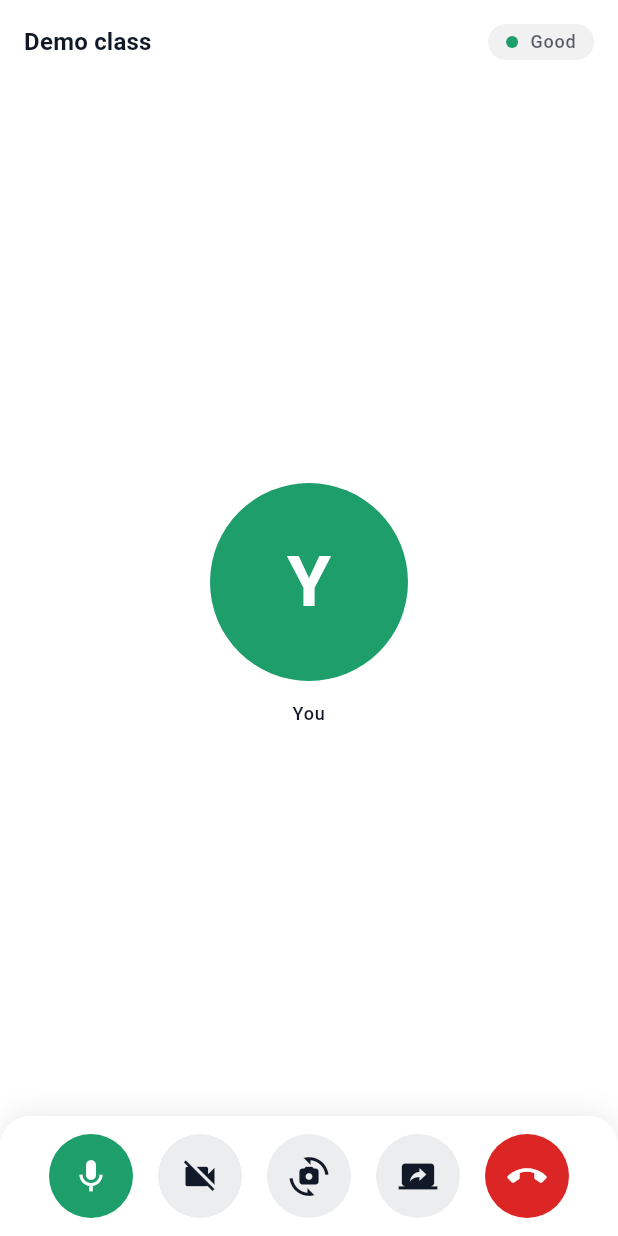
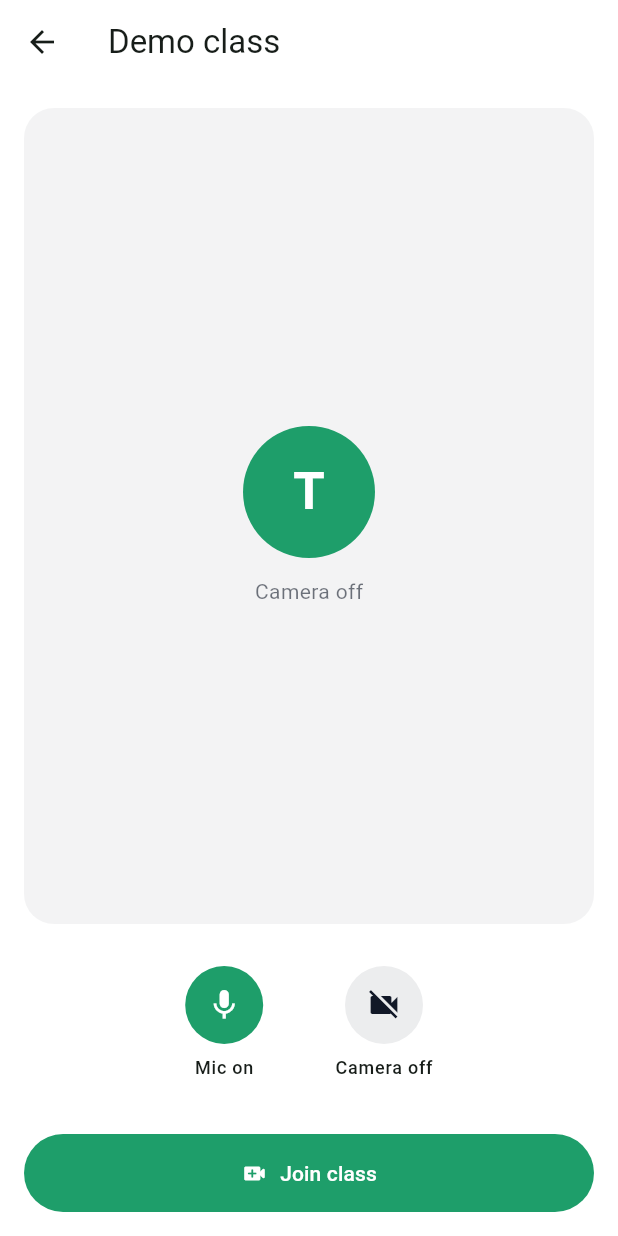
Before and after one commit to Technest-Tech/acadmyq-lms, a Flutter app: the screen it shows after launch, after a tap on "Enter demo room", on a phone screen of 412 x 824 dp. Run offline on Flutter 3.47's test engine with Material 3 defaults, Android fonts, the phone set to English and light mode, and no system bars; our stand-ins replace connectivity_plus, flutter_riverpod, permission_handler; missing offline and left inert: livekit_client.

Commit message:
feat(mobile): lobby pre-flight (Phase 3c-ii)
Device + network pre-flight before joining, so problems are fixed before the
class, not mid-lesson (04-FLUTTER-CLIENT §4).

- Testable gateways: PermissionGateway (permission_handler) and
  ConnectivityGateway (connectivity_plus v7), behind abstractions so the lobby
  logic runs against fakes with no platform channels.
- LobbyController: mic/camera intent + permission/online state. Join gate —
  microphone is mandatory (audio is sacred, V-AUD-1), camera optional, network
  required; permanently-denied mic surfaces a blocked state with Open Settings.
- LobbyScreen: preview card (camera-off avatar / camera-preview placeholder
  seam), mic/cam toggles, permission CTA, offline notice, gated Join. Carries
  the device choice into RoomScreen (new initialMic/CameraEnabled). Landing now
  routes landing -> lobby -> room.
- Deps: permission_handler 12.0.3, connectivity_plus 7.2.0.

flutter analyze clean; flutter test 26/26 green (+10: lobby controller + screen,
incl. RTL; V-ARCH-1 guard still green). Real preview/prompts/reachability are
verified on a device in 3c-iii.

Co-Authored-By: Claude Opus 4.8 (1M context) <noreply@anthropic.com>

```diff
--- a/apps/mobile/lib/app.dart
+++ b/apps/mobile/lib/app.dart
@@ -2,7 +2,7 @@ import 'package:flutter/material.dart';
 
 import 'core/design_system/tokens.dart';
 import 'core/media/media_models.dart';
-import 'features/room/presentation/room_screen.dart';
+import 'features/lobby/presentation/lobby_screen.dart';
 
 /// Root of the AcademIQ video client. Mobile-first, Arabic/RTL-ready, light + dark.
 class AcademiqVideoApp extends StatelessWidget {
@@ -49,7 +49,7 @@ class _DevLanding extends StatelessWidget {
             FilledButton.icon(
               onPressed: () => Navigator.of(context).push(
                 MaterialPageRoute<void>(
-                  builder: (_) => const RoomScreen(
+                  builder: (_) => const LobbyScreen(
                     credentials: RoomCredentials(
                       url: 'wss://media.dev',
                       token: 'dev-token',
--- a/apps/mobile/lib/core/di/providers.dart
+++ b/apps/mobile/lib/core/di/providers.dart
@@ -2,6 +2,9 @@ import 'package:flutter_riverpod/flutter_riverpod.dart';
 
 import '../media/livekit/livekit_media_session.dart';
 import '../media/media_session.dart';
+import '../../features/lobby/application/lobby_controller.dart';
+import '../../features/lobby/data/connectivity_gateway.dart';
+import '../../features/lobby/data/permission_gateway.dart';
 import '../../features/room/application/room_controller.dart';
 
 /// Composition root (Riverpod).
@@ -25,3 +28,24 @@ final Provider<RoomController> roomControllerProvider = Provider<RoomController>
   ref.onDispose(controller.dispose);
   return controller;
 });
+
+// ── Lobby pre-flight ──────────────────────────────────────────────────────────
+
+/// Device-permission surface (overridden with a fake in tests).
+final Provider<PermissionGateway> permissionGatewayProvider =
+    Provider<PermissionGateway>((Ref ref) => const PlatformPermissionGateway());
+
+/// Coarse online/offline surface (overridden with a fake in tests).
+final Provider<ConnectivityGateway> connectivityGatewayProvider =
+    Provider<ConnectivityGateway>((Ref ref) => PlatformConnectivityGateway());
+
+/// One fresh [LobbyController] per lobby visit (auto-disposed on leave) so it re-checks devices and
+/// connectivity each time the user enters the pre-flight.
+final lobbyControllerProvider = Provider.autoDispose<LobbyController>((Ref ref) {
+  final LobbyController controller = LobbyController(
+    ref.watch(permissionGatewayProvider),
+    ref.watch(connectivityGatewayProvider),
+  );
+  ref.onDispose(controller.dispose);
+  return controller;
+});
--- /dev/null
+++ b/apps/mobile/lib/features/lobby/application/lobby_controller.dart
@@ -0,0 +1,91 @@
+import 'dart:async';
+
+import 'package:flutter/foundation.dart';
+
+import '../data/connectivity_gateway.dart';
+import '../data/permission_gateway.dart';
+
+/// Drives the lobby pre-flight: device permissions, the mic/camera intent the user will carry into
+/// the room, and a coarse connectivity check — so problems are fixed *before* joining, not mid-class
+/// (docs/video-platform/04-FLUTTER-CLIENT §4).
+///
+/// Audio is sacred (V-AUD-1): the microphone permission is required to join; the camera is optional.
+class LobbyController extends ChangeNotifier {
+  LobbyController(this._permissions, this._connectivity) {
+    unawaited(_init());
+  }
+
+  final PermissionGateway _permissions;
+  final ConnectivityGateway _connectivity;
+  StreamSubscription<bool>? _onlineSub;
+
+  bool _micEnabled = true; // audio-first default
+  bool _cameraEnabled = false;
+  PermissionState _micPermission = PermissionState.denied;
+  PermissionState _cameraPermission = PermissionState.denied;
+  bool _online = true;
+  bool _checking = true;
+
+  bool get micEnabled => _micEnabled;
+  bool get cameraEnabled => _cameraEnabled;
+  PermissionState get micPermission => _micPermission;
+  PermissionState get cameraPermission => _cameraPermission;
+  bool get online => _online;
+  bool get checking => _checking;
+
+  /// The microphone is mandatory (audio is sacred); the camera is not. Joining also requires a
+  /// network.
+  bool get canJoin =>
+      _micPermission == PermissionState.granted && _online && !_checking;
+
+  /// True once the user must be sent to OS settings to grant a permanently-denied mic.
+  bool get micBlocked => _micPermission == PermissionState.permanentlyDenied;
+
+  Future<void> _init() async {
+    _micPermission = await _permissions.status(DevicePermission.microphone);
+    _cameraPermission = await _permissions.status(DevicePermission.camera);
+    _online = await _connectivity.isOnline();
+    _onlineSub = _connectivity.onlineStream.listen((bool value) {
+      _online = value;
+      notifyListeners();
+    });
+    _checking = false;
+    notifyListeners();
+  }
+
+  /// Ask for the microphone (always) and the camera (only if the user wants it on).
+  Future<void> requestPermissions() async {
+    _micPermission = await _permissions.request(DevicePermission.microphone);
+    if (_cameraEnabled) {
+      _cameraPermission = await _permissions.request(DevicePermission.camera);
+    }
+    notifyListeners();
+  }
+
+  void toggleMic() {
+    _micEnabled = !_micEnabled;
+    notifyListeners();
+  }
+
+  /// Turning the camera on requests its permission first; if denied, the camera stays off.
+  Future<void> toggleCamera() async {
+    final bool next = !_cameraEnabled;
+    if (next && _cameraPermission != PermissionState.granted) {
+      _cameraPermission = await _permissions.request(DevicePermission.camera);
+      if (_cameraPermission != PermissionState.granted) {
+        notifyListeners();
+        return;
+      }
+    }
+    _cameraEnabled = next;
+    notifyListeners();
+  }
+
+  Future<void> openSettings() => _permissions.openSettings();
+
+  @override
+  void dispose() {
+    _onlineSub?.cancel();
+    super.dispose();
+  }
+}
--- /dev/null
+++ b/apps/mobile/lib/features/lobby/data/permission_gateway.dart
@@ -0,0 +1,47 @@
+import 'package:permission_handler/permission_handler.dart';
+
+/// The device permissions the lobby cares about. Audio is sacred (V-AUD-1): the microphone is
+/// required to join; the camera is optional.
+enum DevicePermission { microphone, camera }
+
+/// Our small permission state, decoupled from the plugin so the lobby logic is testable with a fake.
+enum PermissionState { granted, denied, permanentlyDenied }
+
+/// Engine-agnostic permission surface. The lobby depends on this, not on `permission_handler`, so its
+/// logic can be exercised with a fake (no platform channels in tests).
+abstract interface class PermissionGateway {
+  Future<PermissionState> status(DevicePermission permission);
+  Future<PermissionState> request(DevicePermission permission);
+
+  /// Open the OS app-settings page (used when a permission is permanently denied).
+  Future<void> openSettings();
+}
+
+/// Real implementation backed by `permission_handler`.
+class PlatformPermissionGateway implements PermissionGateway {
+  const PlatformPermissionGateway();
+
+  Permission _permission(DevicePermission permission) => switch (permission) {
+        DevicePermission.microphone => Permission.microphone,
+        DevicePermission.camera => Permission.camera,
+      };
+
+  PermissionState _state(PermissionStatus status) {
+    if (status.isGranted) return PermissionState.granted;
+    if (status.isPermanentlyDenied || status.isRestricted) {
+      return PermissionState.permanentlyDenied;
+    }
+    return PermissionState.denied;
+  }
+
+  @override
+  Future<PermissionState> status(DevicePermission permission) async =>
+      _state(await _permission(permission).status);
+
+  @override
+  Future<PermissionState> request(DevicePermission permission) async =>
+      _state(await _permission(permission).request());
+
+  @override
+  Future<void> openSettings() => openAppSettings();
+}
--- /dev/null
+++ b/apps/mobile/lib/features/lobby/presentation/lobby_screen.dart
@@ -0,0 +1,312 @@
+import 'package:flutter/material.dart';
+import 'package:flutter_riverpod/flutter_riverpod.dart';
+
+import '../../../core/design_system/tokens.dart';
+import '../../../core/di/providers.dart';
+import '../../../core/media/media_models.dart';
+import '../../room/presentation/room_screen.dart';
+import '../application/lobby_controller.dart';
+import '../data/permission_gateway.dart';
+
+/// The pre-flight before a class: set mic/camera, grant permissions, confirm you're online — so the
+/// user fixes problems here, not mid-lesson (docs/video-platform/04-FLUTTER-CLIENT §4).
+class LobbyScreen extends ConsumerWidget {
+  const LobbyScreen({super.key, required this.credentials, this.roomTitle});
+
+  final RoomCredentials credentials;
+  final String? roomTitle;
+
+  @override
+  Widget build(BuildContext context, WidgetRef ref) {
+    final LobbyController controller = ref.watch(lobbyControllerProvider);
+    final AppColors colors = context.colors;
+
+    return Scaffold(
+      backgroundColor: colors.surface,
+      appBar: AppBar(
+        backgroundColor: Colors.transparent,
+        title: Text(roomTitle ?? credentials.roomName),
+      ),
+      body: SafeArea(
+        child: ListenableBuilder(
+          listenable: controller,
+          builder: (BuildContext context, _) {
+            return Padding(
+              padding: const EdgeInsets.all(AppSpacing.lg),
+              child: Column(
+                children: <Widget>[
+                  Expanded(
+                    child: _Preview(
+                      controller: controller,
+                      identity: credentials.identity,
+                    ),
+                  ),
+                  const SizedBox(height: AppSpacing.lg),
+                  _DeviceToggles(controller: controller),
+                  const SizedBox(height: AppSpacing.lg),
+                  _StatusAndJoin(
+                    controller: controller,
+                    onJoin: () => _join(context, ref, controller),
+                  ),
+                ],
+              ),
+            );
+          },
+        ),
+      ),
+    );
+  }
+
+  void _join(BuildContext context, WidgetRef ref, LobbyController controller) {
+    Navigator.of(context).push(
+      MaterialPageRoute<void>(
+        builder: (_) => RoomScreen(
+          credentials: credentials,
+          roomTitle: roomTitle,
+          initialMicEnabled: controller.micEnabled,
+          initialCameraEnabled: controller.cameraEnabled,
+        ),
+      ),
+    );
+  }
+}
+
+class _Preview extends StatelessWidget {
+  const _Preview({required this.controller, required this.identity});
+
+  final LobbyController controller;
+  final String identity;
+
+  @override
+  Widget build(BuildContext context) {
+    final AppColors colors = context.colors;
+    final bool showCamera = controller.cameraEnabled &&
+        controller.cameraPermission == PermissionState.granted;
+
+    return Container(
+      width: double.infinity,
+      decoration: BoxDecoration(
+        color: colors.onSurface.withValues(alpha: 0.05),
+        borderRadius: BorderRadius.circular(AppRadii.lg),
+      ),
+      alignment: Alignment.center,
+      child: showCamera
+          // Real camera preview is wired in Phase 3c-iii (behind the media abstraction, V-ARCH-1).
+          ? Column(
+              mainAxisSize: MainAxisSize.min,
+              children: <Widget>[
+                Icon(Icons.videocam_rounded, size: 48, color: colors.primary),
+                const SizedBox(height: AppSpacing.md),
+                Text('Camera preview',
+                    style: Theme.of(context).textTheme.bodyMedium),
+              ],
+            )
+          : Column(
+              mainAxisSize: MainAxisSize.min,
+              children: <Widget>[
+                CircleAvatar(
+                  radius: 44,
+                  backgroundColor: colors.primary,
+                  child: Text(
+                    _initial(identity),
+                    style: const TextStyle(
+                        color: Colors.white,
+                        fontSize: 34,
+                        fontWeight: FontWeight.w600),
+                  ),
+                ),
+                const SizedBox(height: AppSpacing.md),
+                Text('Camera off',
+                    style: Theme.of(context).textTheme.bodyMedium?.copyWith(
+                          color: colors.onSurface.withValues(alpha: 0.6),
+                        )),
+              ],
+            ),
+    );
+  }
+
+  String _initial(String s) =>
+      s.trim().isEmpty ? '?' : s.trim().characters.first.toUpperCase();
+}
+
+class _DeviceToggles extends StatelessWidget {
+  const _DeviceToggles({required this.controller});
+
+  final LobbyController controller;
+
+  @override
+  Widget build(BuildContext context) {
+    return Row(
+      mainAxisAlignment: MainAxisAlignment.center,
+      children: <Widget>[
+        _Toggle(
+          label: controller.micEnabled ? 'Mic on' : 'Mic off',
+          icon: controller.micEnabled ? Icons.mic : Icons.mic_off,
+          active: controller.micEnabled,
+          onTap: controller.toggleMic,
+        ),
+        const SizedBox(width: AppSpacing.lg),
+        _Toggle(
+          label: controller.cameraEnabled ? 'Camera on' : 'Camera off',
+          icon: controller.cameraEnabled ? Icons.videocam : Icons.videocam_off,
+          active: controller.cameraEnabled,
+          onTap: controller.toggleCamera,
+        ),
+      ],
+    );
+  }
+}
+
+class _Toggle extends StatelessWidget {
+  const _Toggle({
+    required this.label,
+    required this.icon,
+    required this.active,
+    required this.onTap,
+  });
+
+  final String label;
+  final IconData icon;
+  final bool active;
+  final VoidCallback onTap;
+
+  @override
+  Widget build(BuildContext context) {
+    final AppColors colors = context.colors;
+    final Color bg =
+        active ? colors.primary : colors.onSurface.withValues(alpha: 0.08);
+    final Color fg = active ? Colors.white : colors.onSurface;
+
+    return Semantics(
+      button: true,
+      label: label,
+      child: InkWell(
+        onTap: onTap,
+        borderRadius: BorderRadius.circular(AppRadii.lg),
+        child: Padding(
+          padding: const EdgeInsets.symmetric(
+              horizontal: AppSpacing.lg, vertical: AppSpacing.md),
+          child: Column(
+            mainAxisSize: MainAxisSize.min,
+            children: <Widget>[
+              Container(
+                width: 52,
+                height: 52,
+                decoration: BoxDecoration(color: bg, shape: BoxShape.circle),
+                child: Icon(icon, color: fg),
+              ),
+              const SizedBox(height: AppSpacing.sm),
+              Text(label, style: Theme.of(context).textTheme.labelMedium),
+            ],
+          ),
+        ),
+      ),
+    );
+  }
+}
+
+class _StatusAndJoin extends StatelessWidget {
+  const _StatusAndJoin({required this.controller, required this.onJoin});
+
+  final LobbyController controller;
+  final VoidCallback onJoin;
+
+  @override
+  Widget build(BuildContext context) {
+    final AppColors colors = context.colors;
+
+    return Column(
+      crossAxisAlignment: CrossAxisAlignment.stretch,
+      children: <Widget>[
+        if (controller.checking)
+          const Padding(
+            padding: EdgeInsets.only(bottom: AppSpacing.md),
+            child: Row(
+              mainAxisAlignment: MainAxisAlignment.center,
+              children: <Widget>[
+                SizedBox(
+                    width: 16,
+                    height: 16,
+                    child: CircularProgressIndicator(strokeWidth: 2)),
+                SizedBox(width: AppSpacing.sm),
+                Text('Checking your devices…'),
+              ],
+            ),
+          )
+        else if (controller.micBlocked)
+          _Notice(
+            color: colors.danger,
+            icon: Icons.mic_off,
+            text: 'Microphone access is blocked. Enable it in Settings to join.',
+            actionLabel: 'Open settings',
+            onAction: controller.openSettings,
+          )
+        else if (controller.micPermission != PermissionState.granted)
+          _Notice(
+            color: colors.accent,
+            icon: Icons.lock_open_rounded,
+            text: 'AcademIQ needs your microphone to join the class.',
+            actionLabel: 'Allow microphone & camera',
+            onAction: controller.requestPermissions,
+          ),
+        if (!controller.online)
+          _Notice(
+            color: colors.danger,
+            icon: Icons.wifi_off_rounded,
+            text: "You're offline. Reconnect to join the class.",
+          ),
+        const SizedBox(height: AppSpacing.sm),
+        FilledButton.icon(
+          onPressed: controller.canJoin ? onJoin : null,
+          icon: const Icon(Icons.video_call_rounded),
+          label: const Text('Join class'),
+          style: FilledButton.styleFrom(
+            backgroundColor: colors.primary,
+            padding: const EdgeInsets.symmetric(vertical: AppSpacing.lg),
+          ),
+        ),
+      ],
+    );
+  }
+}
+
+class _Notice extends StatelessWidget {
+  const _Notice({
+    required this.color,
+    required this.icon,
+    required this.text,
+    this.actionLabel,
+    this.onAction,
+  });
+
+  final Color color;
+  final IconData icon;
+  final String text;
+  final String? actionLabel;
+  final VoidCallback? onAction;
+
+  @override
+  Widget build(BuildContext context) {
+    return Container(
+      margin: const EdgeInsets.only(bottom: AppSpacing.md),
+      padding: const EdgeInsets.all(AppSpacing.md),
+      decoration: BoxDecoration(
+        color: color.withValues(alpha: 0.12),
+        borderRadius: BorderRadius.circular(AppRadii.md),
+      ),
+      child: Row(
+        children: <Widget>[
+          Icon(icon, color: color, size: 20),
+          const SizedBox(width: AppSpacing.md),
+          Expanded(
+            child: Text(text, style: Theme.of(context).textTheme.bodySmall),
+          ),
+          if (actionLabel != null && onAction != null) ...<Widget>[
+            const SizedBox(width: AppSpacing.sm),
+            TextButton(onPressed: onAction, child: Text(actionLabel!)),
+          ],
+        ],
+      ),
+    );
+  }
+}
--- a/apps/mobile/pubspec.yaml
+++ b/apps/mobile/pubspec.yaml
@@ -36,6 +36,8 @@ dependencies:
   cupertino_icons: ^1.0.8
   livekit_client: ^2.8.1
   flutter_riverpod: ^3.3.2
+  permission_handler: ^12.0.3
+  connectivity_plus: ^7.2.0
 
 dev_dependencies:
   flutter_test:
```
Also changed, not shown: apps/mobile/lib/features/lobby/data/connectivity_gateway.dart (added, +31 -0 lines), apps/mobile/lib/features/room/presentation/room_screen.dart (+19 -1 lines), apps/mobile/pubspec.lock, 3 other files.
